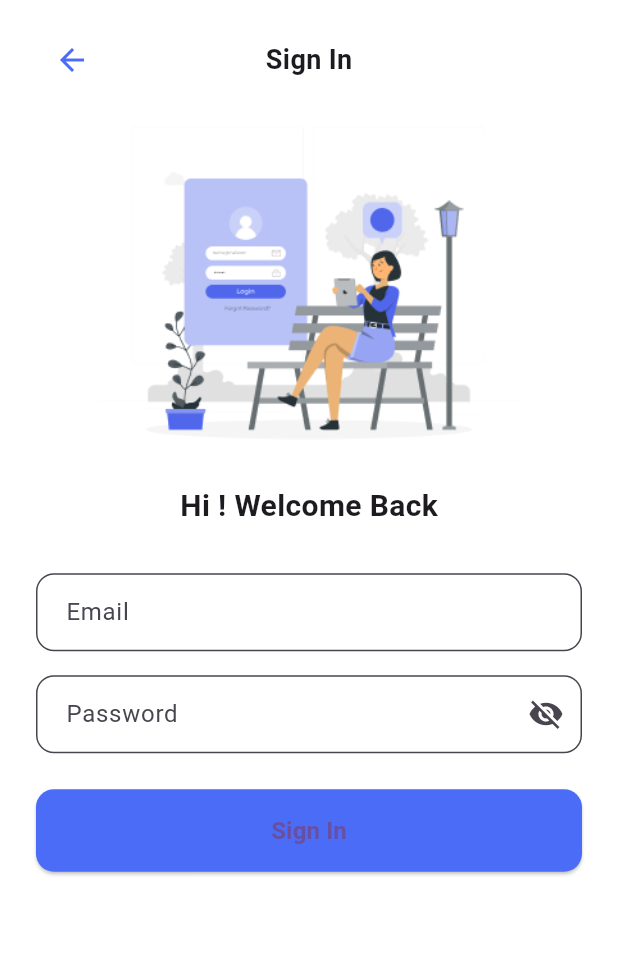
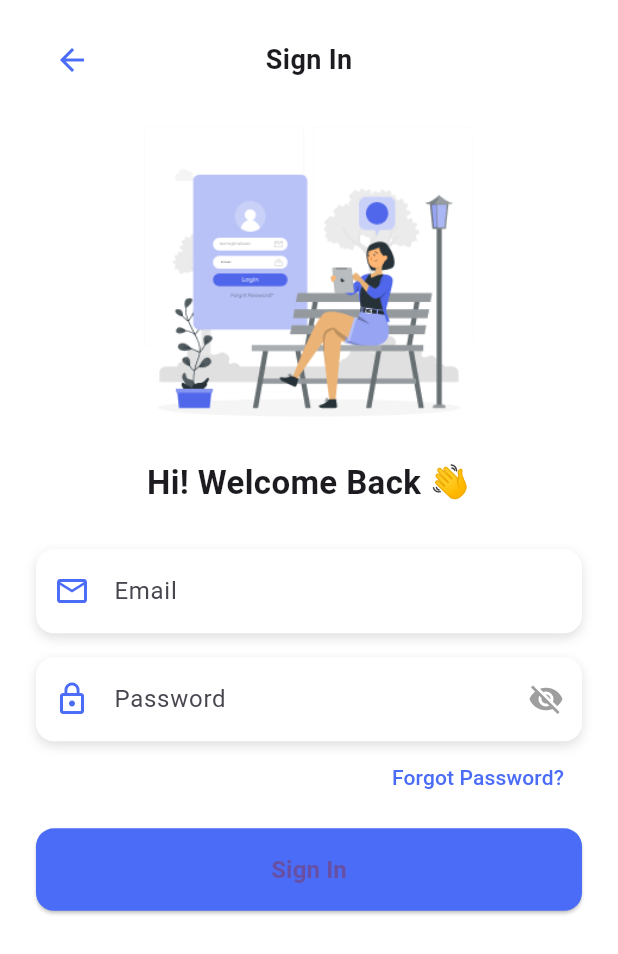
Before and after one commit to zollahrp/mitra-property-mobile, a Flutter app: the screen it shows after launch, after a tap on "Sign In", on a phone screen of 412 x 824 dp. Shown: the top 954 px of the screen. Run offline on Flutter 3.47's test engine with Material 3 defaults, Android fonts, the phone set to English and light mode, and no system bars; our stand-ins replace curved_navigation_bar, youtube_player_flutter; Roboto replaces fonts that are missing (Poppins).

Commit message:
add forgot pw

```diff
--- a/lib/routes/app_routes.dart
+++ b/lib/routes/app_routes.dart
@@ -1,4 +1,5 @@
 import 'package:flutter/material.dart';
+import 'package:mitra_property/screens/auth/forgot_password_screen.dart';
 
 // ===== Screens =====
 import '../screens/splash/splash_screen.dart';
@@ -31,6 +32,7 @@ class AppRoutes {
   static const String search = '/search';
   static const String filter = '/filter';
   static const String navbar = '/navbar';
+  static const String forgotPassword = '/forgot-password';
 
   static Map<String, WidgetBuilder> routes = {
     splash: (context) => const SplashScreen(),
@@ -38,6 +40,7 @@ class AppRoutes {
     signIn: (context) => const SignInScreen(),
     signUp: (context) => const SignUpScreen(),
     home: (context) => const BottomNavbar(),
+    forgotPassword: (context) => ForgotPasswordScreen(),
     // detailProperty: (context) => const DetailPropertyScreen(),
     // savedEmpty: (context) => const SavedEmptyScreen(),
     // savedFilled: (context) => const SavedFilledScreen(),
--- /dev/null
+++ b/lib/screens/auth/forgot_password_screen.dart
@@ -0,0 +1,18 @@
+import 'package:flutter/material.dart';
+
+class ForgotPasswordScreen extends StatelessWidget {
+  const ForgotPasswordScreen({super.key});
+
+  @override
+  Widget build(BuildContext context) {
+    return Scaffold(
+      appBar: AppBar(
+        title: const Text("Forgot Password"),
+        backgroundColor: const Color(0xFF4A6CF7),
+      ),
+      body: const Center(
+        child: Text("Halaman lupa password"),
+      ),
+    );
+  }
+}
--- a/lib/screens/auth/sign_in_screen.dart
+++ b/lib/screens/auth/sign_in_screen.dart
@@ -14,7 +14,7 @@ class SignInScreen extends StatelessWidget {
           child: Column(
             crossAxisAlignment: CrossAxisAlignment.center,
             children: [
-              // AppBar custom
+              // Custom AppBar
               Row(
                 children: [
                   IconButton(
@@ -22,9 +22,7 @@ class SignInScreen extends StatelessWidget {
                       Icons.arrow_back,
                       color: Color(0xFF4A6CF7),
                     ),
-                    onPressed: () {
-                      Navigator.pop(context);
-                    },
+                    onPressed: () => Navigator.pop(context),
                   ),
                   const Expanded(
                     child: Center(
@@ -37,75 +35,71 @@ class SignInScreen extends StatelessWidget {
                       ),
                     ),
                   ),
-                  const SizedBox(width: 48), // biar teks benar-benar center
+                  const SizedBox(width: 48),
                 ],
               ),
 
               const SizedBox(height: 20),
 
-              // Gambar ilustrasi
+              // Illustration
               Image.asset(
-                'assets/images/signin_illustration.png', // ubah sesuai nama file lu
-                width: 280,
+                'assets/images/signin_illustration.png',
+                width: 260,
                 fit: BoxFit.contain,
               ),
 
-              const SizedBox(height: 30),
+              const SizedBox(height: 28),
 
               // Welcome text
               const Text(
-                'Hi ! Welcome Back',
-                style: TextStyle(fontSize: 20, fontWeight: FontWeight.bold),
+                'Hi! Welcome Back 👋',
+                style: TextStyle(
+                  fontSize: 22,
+                  fontWeight: FontWeight.bold,
+                ),
               ),
 
-              const SizedBox(height: 30),
+              const SizedBox(height: 28),
 
-              // Email Field
-              TextField(
-                decoration: InputDecoration(
-                  hintText: 'Email',
-                  filled: true,
-                  fillColor: Colors.white,
-                  contentPadding: const EdgeInsets.symmetric(
-                    horizontal: 16,
-                    vertical: 14,
-                  ),
-                  border: OutlineInputBorder(
-                    borderRadius: BorderRadius.circular(12),
-                    borderSide: const BorderSide(color: Colors.grey),
+              // Email Input
+              _buildInputField(
+                hint: 'Email',
+                icon: Icons.email_outlined,
+              ),
+
+              const SizedBox(height: 16),
+
+              // Password Input
+              _buildInputField(
+                hint: 'Password',
+                icon: Icons.lock_outline,
+                isPassword: true,
+              ),
+
+              // Forgot Password
+              Align(
+                alignment: Alignment.centerRight,
+                child: TextButton(
+                  onPressed: () {
+                    Navigator.pushNamed(context, AppRoutes.forgotPassword);
+                  },
+                  child: const Text(
+                    "Forgot Password?",
+                    style: TextStyle(
+                      color: Color(0xFF4A6CF7),
+                      fontWeight: FontWeight.w500,
+                    ),
                   ),
                 ),
               ),
 
-              const SizedBox(height: 16),
-
-              // Password Field
-              TextField(
-                obscureText: true,
-                decoration: InputDecoration(
-                  hintText: 'Password',
-                  filled: true,
-                  fillColor: Colors.white,
-                  suffixIcon: const Icon(Icons.visibility_off),
-                  contentPadding: const EdgeInsets.symmetric(
-                    horizontal: 16,
-                    vertical: 14,
-                  ),
-                  border: OutlineInputBorder(
-                    borderRadius: BorderRadius.circular(12),
-                    borderSide: const BorderSide(color: Colors.grey),
-                  ),
-                ),
-              ),
-
-              const SizedBox(height: 24),
+              const SizedBox(height: 10),
 
               // Sign In Button
               SizedBox(
                 width: double.infinity,
                 child: ElevatedButton(
                   onPressed: () {
-                    // Arahkan ke halaman Home setelah Sign In
                     Navigator.pushNamed(context, AppRoutes.home);
                   },
                   style: ElevatedButton.styleFrom(
@@ -117,14 +111,55 @@ class SignInScreen extends StatelessWidget {
                   ),
                   child: const Text(
                     'Sign In',
-                    style: TextStyle(fontSize: 16, fontWeight: FontWeight.w600),
+                    style: TextStyle(
+                      fontSize: 16,
+                      fontWeight: FontWeight.w600,
+                    ),
                   ),
                 ),
               ),
+
+              const SizedBox(height: 30),
             ],
           ),
         ),
       ),
     );
   }
+
+  // Reusable Input Component
+  Widget _buildInputField({
+    required String hint,
+    required IconData icon,
+    bool isPassword = false,
+  }) {
+    return Container(
+      decoration: BoxDecoration(
+        color: Colors.white,
+        borderRadius: BorderRadius.circular(12),
+        boxShadow: const [
+          BoxShadow(
+            color: Colors.black12,
+            blurRadius: 6,
+            offset: Offset(0, 3),
+          ),
+        ],
+      ),
+      child: TextField(
+        obscureText: isPassword,
+        decoration: InputDecoration(
+          hintText: hint,
+          prefixIcon: Icon(icon, color: Color(0xFF4A6CF7)),
+          suffixIcon: isPassword
+              ? const Icon(Icons.visibility_off, color: Colors.grey)
+              : null,
+          border: InputBorder.none,
+          contentPadding: const EdgeInsets.symmetric(
+            horizontal: 16,
+            vertical: 16,
+          ),
+        ),
+      ),
+    );
+  }
 }
```
